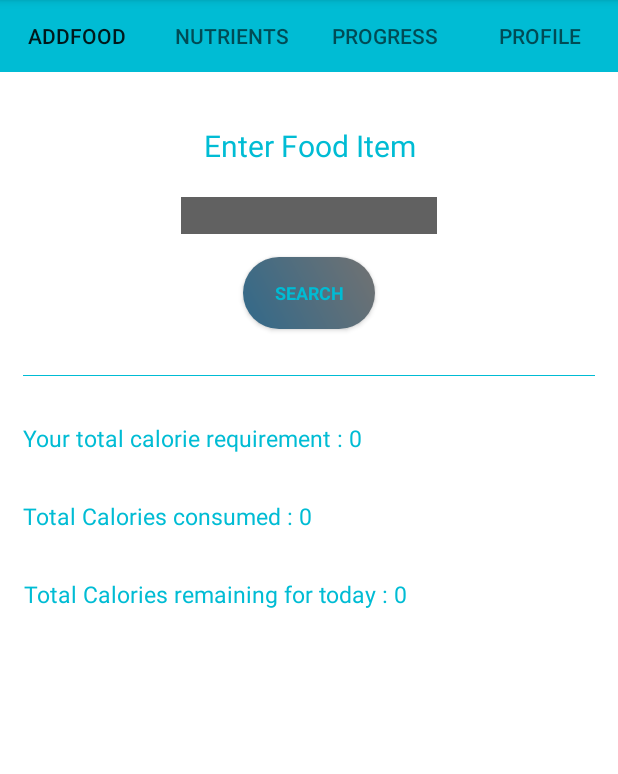
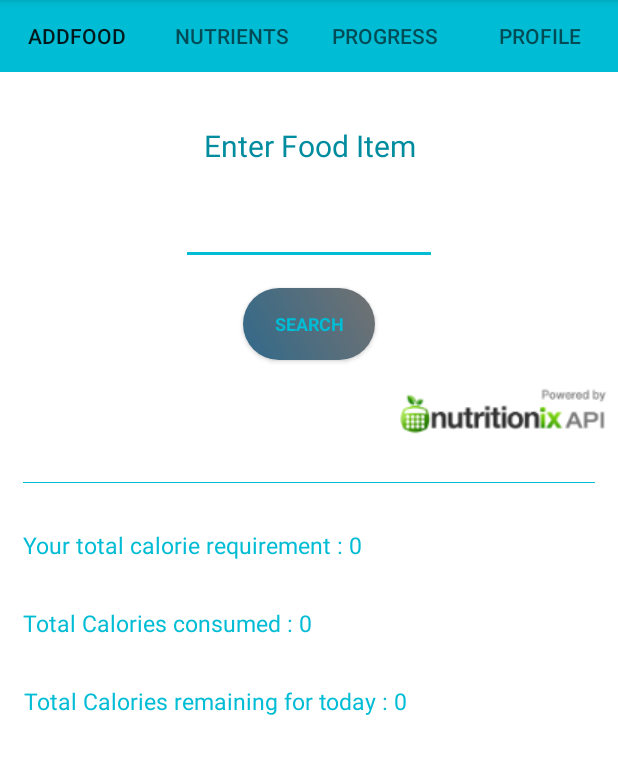
Before and after one commit to nilohit-github/CalorieCountdown, an Android app: the AddFoodFragment screen opened directly, with no data from a screen before it, on a phone screen of 412 x 824 dp, the part 84-858 px from its top. Run offline under Robolectric (Android 15) with nearby library versions, the phone set to English and light mode, and no system bars; libraries missing offline, so code that uses them is left out: com.github.mikephil.charting; 5 statements that could not run were skipped.

Commit message:
attribution added

```diff
--- a/app/src/main/java/com/appguru/android/caloriecountdown/AddFoodFragment.java
+++ b/app/src/main/java/com/appguru/android/caloriecountdown/AddFoodFragment.java
@@ -19,6 +19,7 @@ import android.view.View;
 import android.view.ViewGroup;
 import android.widget.Button;
 import android.widget.EditText;
+import android.widget.ImageView;
 import android.widget.TextView;
 import android.widget.Toast;
 
@@ -237,6 +238,7 @@ public class AddFoodFragment extends Fragment implements LoaderManager.LoaderCal
 
 
         addListenerOnButton();
+        addListenerOnImageClick();
 
         //Find the +1 button
        // mPlusOneButton = (PlusOneButton) view.findViewById(R.id.plus_one_button);
@@ -293,6 +295,19 @@ public class AddFoodFragment extends Fragment implements LoaderManager.LoaderCal
 
     }
 
+
+    public void addListenerOnImageClick() {
+        ImageView img = (ImageView)rootView.findViewById(R.id.attribution);
+        img.setOnClickListener(new View.OnClickListener() {
+            public void onClick(View v) {
+                Intent intent = new Intent();
+                intent.setAction(Intent.ACTION_VIEW);
+                intent.addCategory(Intent.CATEGORY_BROWSABLE);
+                intent.setData(Uri.parse("https://www.nutritionix.com/business/api"));
+                startActivity(intent);
+            }
+        });
+    }
     // TODO: Rename method, update argument and hook method into UI event
     public void onButtonPressed(Uri uri) {
         if (mListener != null) {
--- a/app/src/main/java/com/appguru/android/caloriecountdown/ForgotActivity.java
+++ b/app/src/main/java/com/appguru/android/caloriecountdown/ForgotActivity.java
@@ -29,7 +29,7 @@ public class ForgotActivity extends AppCompatActivity implements LoaderManager.L
         setContentView(R.layout.activity_forgot);
         Toolbar toolbar = (Toolbar) findViewById(R.id.toolbar);
         setSupportActionBar(toolbar);
-        getSupportActionBar().setDisplayHomeAsUpEnabled(false);
+        getSupportActionBar().setDisplayHomeAsUpEnabled(true);
 
         Intent intent = getIntent();
         username= intent.getStringExtra("username");
--- a/app/src/main/res/layout/fragment_add_food.xml
+++ b/app/src/main/res/layout/fragment_add_food.xml
@@ -24,9 +24,8 @@
             android:layout_marginTop="30dp"
             android:layout_marginBottom="15dp"
             android:layout_gravity="center"
-
             android:textStyle="bold"
-            android:textColor="@color/colorAccent"/>
+            android:textColor="@color/search"/>
 
 
         <EditText
@@ -35,7 +34,7 @@
             android:layout_width="wrap_content"
             android:layout_height="wrap_content"
             android:layout_gravity="center"
-            android:background="#616161"
+            android:hint=""
             android:gravity="left"
             android:ems="8"
             android:maxLength="15"
@@ -63,6 +62,17 @@
                 android:textColor="@color/colorAccent"
                 android:textSize="12sp"
                 />
+            <ImageView
+                android:layout_width="wrap_content"
+                android:layout_height="wrap_content"
+                android:layout_below="@+id/search_food_button"
+                android:clickable="true"
+                android:scaleType="fitXY"
+                android:id="@+id/attribution"
+                android:layout_alignParentRight="true"
+                android:layout_marginBottom="15dp"
+                android:elevation="4dp"
+                android:src="@drawable/attribution_jqfdgy"/>
 
         </RelativeLayout>
 
--- a/app/src/main/res/values/colors.xml
+++ b/app/src/main/res/values/colors.xml
@@ -5,4 +5,5 @@
     <color name="colorAccent">#00BCD4</color>
     <color name="material_blue_lightest">#B3E5FC</color>
     <color name="yellow">#ffff00</color>
+    <color name="search">#008C9F</color>
 </resources>
```
Also changed, not shown: app/src/main/res/layout/activity_forgot.xml (+12 -13 lines), app/src/main/res/drawable/attribution_jqfdgy.png (added).
